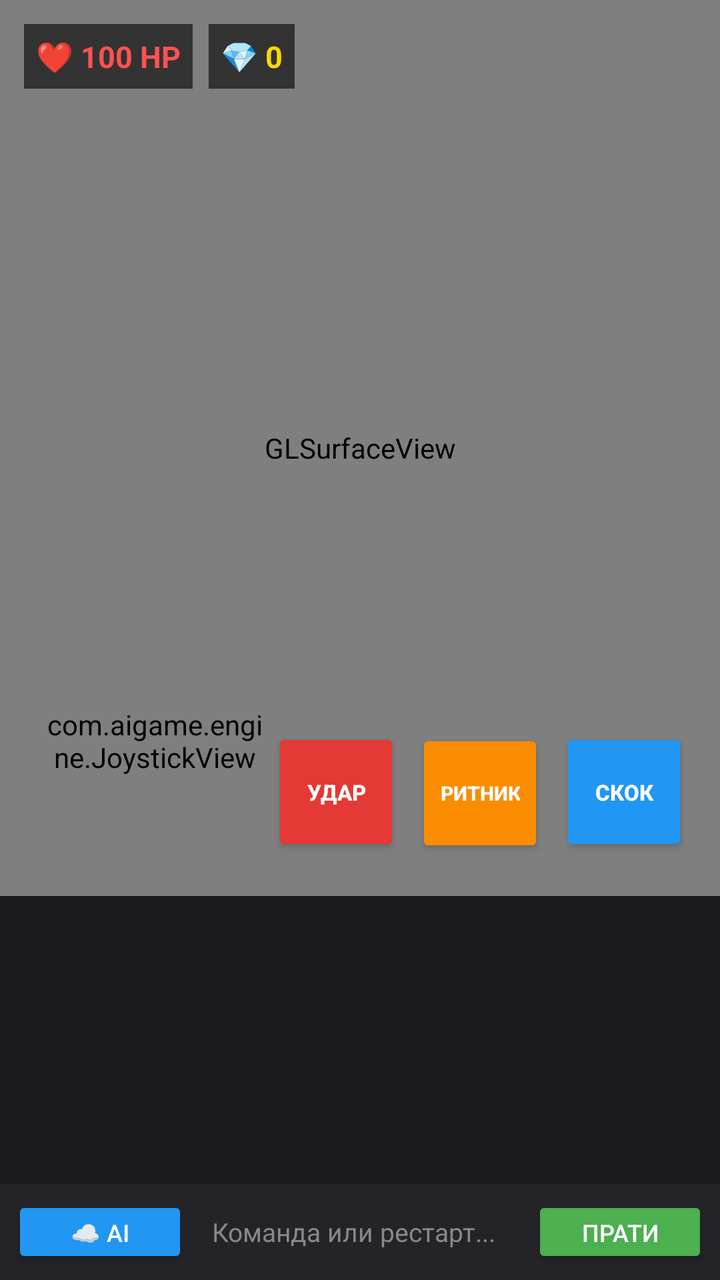
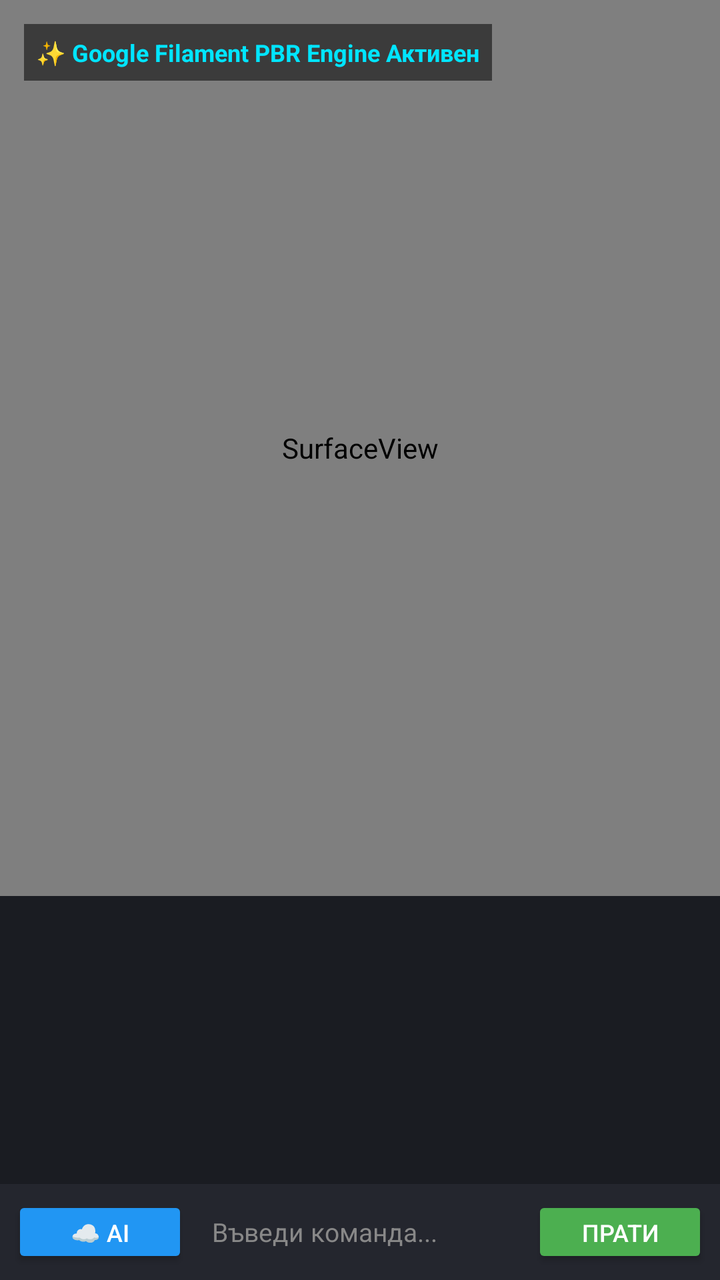

An Android layout rendered at two revisions. The XML below is the earlier revision; the diff shows what the commit changed to produce the second picture.
<!-- AndroidManifest.xml: application theme Theme.AppCompat.Light.NoActionBar -->
<!-- res/layout/activity_main.xml -->
<?xml version="1.0" encoding="utf-8"?>
<LinearLayout xmlns:android="http://schemas.android.com/apk/res/android"
    android:layout_width="match_parent"
    android:layout_height="match_parent"
    android:orientation="vertical"
    android:weightSum="100"
    android:background="#141416">

    
    <FrameLayout
        android:id="@+id/viewport_container"
        android:layout_width="match_parent"
        android:layout_height="0dp"
        android:layout_weight="70">

        <android.opengl.GLSurfaceView
            android:id="@+id/gl_surface_view"
            android:layout_width="match_parent"
            android:layout_height="match_parent" />

        
        <LinearLayout
            android:layout_width="wrap_content"
            android:layout_height="wrap_content"
            android:orientation="horizontal"
            android:layout_gravity="top|start"
            android:layout_margin="12dp">

            <TextView
                android:id="@+id/tv_hp"
                android:layout_width="wrap_content"
                android:layout_height="wrap_content"
                android:text="❤️ 100 HP"
                android:textColor="#FF5252"
                android:textSize="15sp"
                android:textStyle="bold"
                android:background="#99000000"
                android:padding="6dp"
                android:layout_marginEnd="8dp"/>

            <TextView
                android:id="@+id/tv_score"
                android:layout_width="wrap_content"
                android:layout_height="wrap_content"
                android:text="💎 0"
                android:textColor="#FFD700"
                android:textSize="15sp"
                android:textStyle="bold"
                android:background="#99000000"
                android:padding="6dp"/>
        </LinearLayout>

        
        <TextView
            android:id="@+id/tv_win_banner"
            android:layout_width="wrap_content"
            android:layout_height="wrap_content"
            android:layout_gravity="center"
            android:text="🏆 ПОБЕДА! 🏆"
            android:textColor="#FFEB3B"
            android:textSize="26sp"
            android:textStyle="bold"
            android:background="#DD000000"
            android:padding="14dp"
            android:visibility="gone"/>

        
        <com.aigame.engine.JoystickView
            android:id="@+id/joystick_view"
            android:layout_width="115dp"
            android:layout_height="115dp"
            android:layout_gravity="bottom|start"
            android:layout_marginStart="20dp"
            android:layout_marginBottom="20dp" />

        
        <LinearLayout
            android:layout_width="wrap_content"
            android:layout_height="wrap_content"
            android:orientation="horizontal"
            android:layout_gravity="bottom|end"
            android:layout_marginEnd="16dp"
            android:layout_marginBottom="20dp">

            <Button
                android:id="@+id/btn_punch"
                android:layout_width="64dp"
                android:layout_height="64dp"
                android:text="УДАР"
                android:textSize="11sp"
                android:textStyle="bold"
                android:textColor="#FFFFFF"
                android:backgroundTint="#E53935"
                android:layout_marginEnd="8dp"/>

            <Button
                android:id="@+id/btn_kick"
                android:layout_width="64dp"
                android:layout_height="64dp"
                android:text="РИТНИК"
                android:textSize="10sp"
                android:textStyle="bold"
                android:textColor="#FFFFFF"
                android:backgroundTint="#FB8C00"
                android:layout_marginEnd="8dp"/>

            <Button
                android:id="@+id/btn_jump"
                android:layout_width="64dp"
                android:layout_height="64dp"
                android:text="СКОК"
                android:textSize="11sp"
                android:textStyle="bold"
                android:textColor="#FFFFFF"
                android:backgroundTint="#2196F3"/>
        </LinearLayout>
    </FrameLayout>

    
    <LinearLayout
        android:id="@+id/chat_container"
        android:layout_width="match_parent"
        android:layout_height="0dp"
        android:layout_weight="30"
        android:orientation="vertical"
        android:background="#1B1B1E">

        <androidx.recyclerview.widget.RecyclerView
            android:id="@+id/chat_recycler"
            android:layout_width="match_parent"
            android:layout_height="0dp"
            android:layout_weight="1"
            android:padding="6dp"
            android:clipToPadding="false"/>

        <LinearLayout
            android:layout_width="match_parent"
            android:layout_height="wrap_content"
            android:orientation="horizontal"
            android:padding="6dp"
            android:background="#242428"
            android:gravity="center_vertical">

            <Button
                android:id="@+id/btn_ai_cloud"
                android:layout_width="wrap_content"
                android:layout_height="36dp"
                android:text="☁️ AI"
                android:textSize="12sp"
                android:backgroundTint="#2196F3"
                android:textColor="#FFFFFF"
                android:layout_marginEnd="6dp"/>

            <EditText
                android:id="@+id/chat_input"
                android:layout_width="0dp"
                android:layout_height="wrap_content"
                android:layout_weight="1"
                android:hint="Команда или рестарт..."
                android:textColorHint="#888888"
                android:textColor="#FFFFFF"
                android:background="@android:color/transparent"
                android:padding="6dp"
                android:textSize="13sp"
                android:inputType="textMultiLine"
                android:maxLines="2"/>

            <Button
                android:id="@+id/btn_send"
                android:layout_width="wrap_content"
                android:layout_height="36dp"
                android:text="Прати"
                android:textSize="12sp"
                android:backgroundTint="#4CAF50"
                android:textColor="#FFFFFF"/>
        </LinearLayout>
    </LinearLayout>
</LinearLayout>
<!-- resources referenced by this layout -->
<resources>

</resources>

<!-- the commit's change to res/layout/activity_main.xml (unified diff, before → after) -->
@@ -4,7 +4,7 @@
     android:layout_height="match_parent"
     android:orientation="vertical"
     android:weightSum="100"
-    android:background="#141416">
+    android:background="#121418">
 
     
     <FrameLayout
@@ -13,107 +13,23 @@
         android:layout_height="0dp"
         android:layout_weight="70">
 
-        <android.opengl.GLSurfaceView
-            android:id="@+id/gl_surface_view"
+        <android.view.SurfaceView
+            android:id="@+id/filament_surface_view"
             android:layout_width="match_parent"
             android:layout_height="match_parent" />
 
-        
-        <LinearLayout
+        <TextView
+            android:id="@+id/tv_pbr_status"
             android:layout_width="wrap_content"
             android:layout_height="wrap_content"
-            android:orientation="horizontal"
             android:layout_gravity="top|start"
-            android:layout_margin="12dp">
-
-            <TextView
-                android:id="@+id/tv_hp"
-                android:layout_width="wrap_content"
-                android:layout_height="wrap_content"
-                android:text="❤️ 100 HP"
-                android:textColor="#FF5252"
-                android:textSize="15sp"
-                android:textStyle="bold"
-                android:background="#99000000"
-                android:padding="6dp"
-                android:layout_marginEnd="8dp"/>
-
-            <TextView
-                android:id="@+id/tv_score"
-                android:layout_width="wrap_content"
-                android:layout_height="wrap_content"
-                android:text="💎 0"
-                android:textColor="#FFD700"
-                android:textSize="15sp"
-                android:textStyle="bold"
-                android:background="#99000000"
-                android:padding="6dp"/>
-        </LinearLayout>
-
-        
-        <TextView
-            android:id="@+id/tv_win_banner"
-            android:layout_width="wrap_content"
-            android:layout_height="wrap_content"
-            android:layout_gravity="center"
-            android:text="🏆 ПОБЕДА! 🏆"
-            android:textColor="#FFEB3B"
-            android:textSize="26sp"
+            android:layout_margin="12dp"
+            android:text="✨ Google Filament PBR Engine Активен"
+            android:textColor="#00E5FF"
+            android:textSize="12sp"
             android:textStyle="bold"
-            android:background="#DD000000"
-            android:padding="14dp"
-            android:visibility="gone"/>
-
-        
-        <com.aigame.engine.JoystickView
-            android:id="@+id/joystick_view"
-            android:layout_width="115dp"
-            android:layout_height="115dp"
-            android:layout_gravity="bottom|start"
-            android:layout_marginStart="20dp"
-            android:layout_marginBottom="20dp" />
-
-        
-        <LinearLayout
-            android:layout_width="wrap_content"
-            android:layout_height="wrap_content"
-            android:orientation="horizontal"
-            android:layout_gravity="bottom|end"
-            android:layout_marginEnd="16dp"
-            android:layout_marginBottom="20dp">
-
-            <Button
-                android:id="@+id/btn_punch"
-                android:layout_width="64dp"
-                android:layout_height="64dp"
-                android:text="УДАР"
-                android:textSize="11sp"
-                android:textStyle="bold"
-                android:textColor="#FFFFFF"
-                android:backgroundTint="#E53935"
-                android:layout_marginEnd="8dp"/>
-
-            <Button
-                android:id="@+id/btn_kick"
-                android:layout_width="64dp"
-                android:layout_height="64dp"
-                android:text="РИТНИК"
-                android:textSize="10sp"
-                android:textStyle="bold"
-                android:textColor="#FFFFFF"
-                android:backgroundTint="#FB8C00"
-                android:layout_marginEnd="8dp"/>
-
-            <Button
-                android:id="@+id/btn_jump"
-                android:layout_width="64dp"
-                android:layout_height="64dp"
-                android:text="СКОК"
-                android:textSize="11sp"
-                android:textStyle="bold"
-                android:textColor="#FFFFFF"
-                android:backgroundTint="#2196F3"/>
-        </LinearLayout>
+            android:background="#88000000"
+            android:padding="6dp"/>
     </FrameLayout>
 
     
@@ -123,7 +39,7 @@
         android:layout_height="0dp"
         android:layout_weight="30"
         android:orientation="vertical"
-        android:background="#1B1B1E">
+        android:background="#1A1C22">
 
         <androidx.recyclerview.widget.RecyclerView
             android:id="@+id/chat_recycler"
@@ -138,7 +54,7 @@
             android:layout_height="wrap_content"
             android:orientation="horizontal"
             android:padding="6dp"
-            android:background="#242428"
+            android:background="#24262E"
             android:gravity="center_vertical">
 
             <Button
@@ -156,7 +72,7 @@
                 android:layout_width="0dp"
                 android:layout_height="wrap_content"
                 android:layout_weight="1"
-                android:hint="Команда или рестарт..."
+                android:hint="Въведи команда..."
                 android:textColorHint="#888888"
                 android:textColor="#FFFFFF"
                 android:background="@android:color/transparent"
